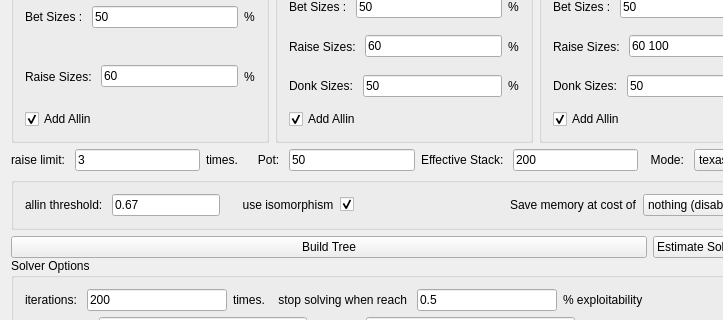
Above: mainwindow.ui from bupticybee/TexasSolver before the change; both pictures show x 0 to 723 and y 623 to 943 of the 1134 by 1037 pixel window. Below: the same form after it.
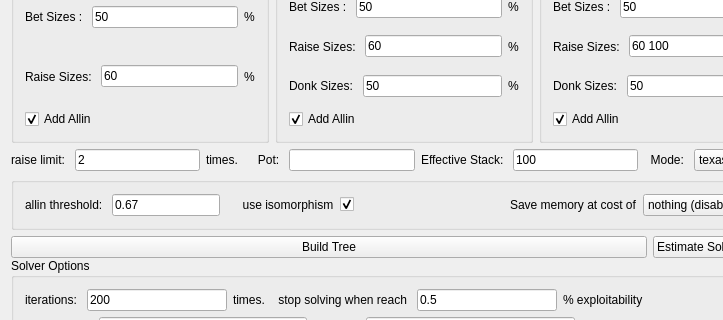
That is the form after the change. Custom widgets are drawn as their Qt base class.

Commit message: Fix default values in the mainwindow.ui and added CMakeLists.txt to allow TexaSolver Build with CLion

Diff of the .ui file:
```diff
--- a/mainwindow.ui
+++ b/mainwindow.ui
@@ -715,7 +715,7 @@
             <item>
              <widget class="QLineEdit" name="raiseLimitText">
               <property name="text">
-               <string>3</string>
+               <string>2</string>
               </property>
              </widget>
             </item>
@@ -729,7 +729,7 @@
             <item>
              <widget class="QLineEdit" name="potText">
               <property name="text">
-               <string>50</string>
+               <string/>
               </property>
              </widget>
             </item>
@@ -743,7 +743,7 @@
             <item>
              <widget class="QLineEdit" name="effectiveStackText">
               <property name="text">
-               <string>200</string>
+               <string>100</string>
               </property>
              </widget>
             </item>
```
Left out of the diff: 14 changed lines with no effect on the pictures. The commit also changes 1 other file.
